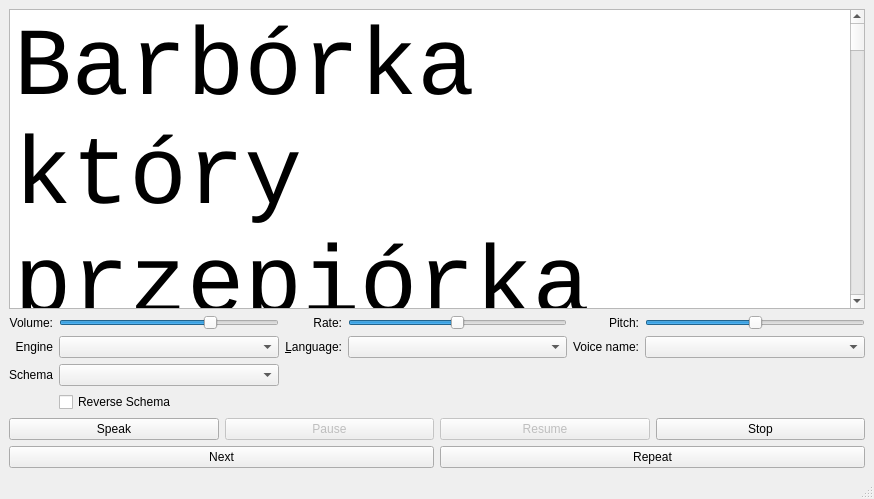
Old version of the form mainwindow.ui in the repository grregd/hello_speak.
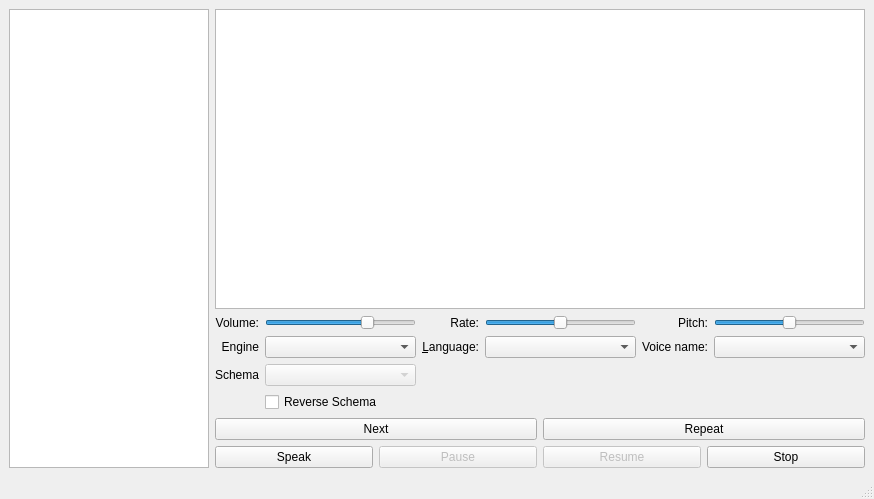
New version of the form.

Patch:
```diff
--- a/mainwindow.ui
+++ b/mainwindow.ui
@@ -16,6 +16,31 @@
   <widget class="QWidget" name="centralwidget">
    <layout class="QVBoxLayout" name="verticalLayout">
     <item>
+     <layout class="QHBoxLayout" name="horizontalLayout_9">
+      <item>
+       <layout class="QHBoxLayout" name="horizontalLayout_10"/>
+      </item>
+      <item>
+       <widget class="QListWidget" name="listWidget">
+        <property name="minimumSize">
+         <size>
+          <width>100</width>
+          <height>0</height>
+         </size>
+        </property>
+        <property name="maximumSize">
+         <size>
+          <width>200</width>
+          <height>16777215</height>
+         </size>
+        </property>
+       </widget>
+      </item>
+      <item>
+       <layout class="QHBoxLayout" name="horizontalLayout_11">
+        <item>
+         <layout class="QVBoxLayout" name="verticalLayout_2">
+          <item>
      <layout class="QHBoxLayout" name="horizontalLayout_3">
       <item>
        <widget class="QPlainTextEdit" name="plainTextEdit">
@@ -33,78 +58,17 @@
         </property>
         <property name="font">
          <font>
-          <family>Courier New</family>
-          <pointsize>72</pointsize>
-          <weight>50</weight>
-          <bold>false</bold>
-         </font>
-        </property>
+                <family>Times New Roman</family>
+                <pointsize>64</pointsize>
+                <weight>75</weight>
+                <bold>true</bold>
+               </font>
+              </property>
+              <property name="readOnly">
+               <bool>true</bool>
+              </property>
         <property name="plainText">
-         <string>Barbórka
-który
-przepiórka
-włócznia
-chór
-mózg
-równy
-włókno
-córka
-ogórek
-rózga
-wójt
-czółno
-oprócz
-wróbel
-dopóki
-płótno
-różny
-wróżba
-góra
-półka
-skóra
-wyściółka
-jaskółka
-póki
-stróż
-źródło
-Józef
-póty
-szczególnie
-żółć
-kłótnia
-późno
-tchórz
-żółtko
-król
-próba
-wiewiórka
-żółty
-królik
-próchno
-wiór
-żółw
-krótki
-próżny
-włóczęga
-włóczka
-miluchny
-staruszek
-tyciuni
-staruszka
-milusi
-serduszko
-malutki
-Jacuś
-dziadulo
-Anusia
-ojczulek
-matula
-leniuch
-babulka
-kostucha
-dziadunio
-dzikus
-</string>
+               <string/>
         </property>
        </widget>
       </item>
@@ -271,7 +235,11 @@
        <widget class="QComboBox" name="voice"/>
       </item>
       <item row="6" column="2">
-       <widget class="QComboBox" name="schemas"/>
+             <widget class="QComboBox" name="schemas">
+              <property name="enabled">
+               <bool>false</bool>
+              </property>
+             </widget>
       </item>
       <item row="1" column="5">
        <widget class="QLabel" name="label_3">
@@ -298,6 +266,24 @@
       </item>
      </layout>
     </item>
+          <item>
+           <layout class="QHBoxLayout" name="horizontalLayout_2">
+            <item>
+             <widget class="QPushButton" name="nextButton">
+              <property name="text">
+               <string>Next</string>
+              </property>
+             </widget>
+            </item>
+            <item>
+             <widget class="QPushButton" name="repeatButton">
+              <property name="text">
+               <string>Repeat</string>
+              </property>
+             </widget>
+            </item>
+           </layout>
+          </item>
     <item>
      <layout class="QHBoxLayout" name="horizontalLayout">
       <item>
@@ -336,21 +322,9 @@
       </item>
      </layout>
     </item>
-    <item>
-     <layout class="QHBoxLayout" name="horizontalLayout_2">
-      <item>
-       <widget class="QPushButton" name="nextButton">
-        <property name="text">
-         <string>Next</string>
-        </property>
-       </widget>
-      </item>
-      <item>
-       <widget class="QPushButton" name="repeatButton">
-        <property name="text">
-         <string>Repeat</string>
-        </property>
-       </widget>
+         </layout>
+        </item>
+       </layout>
       </item>
      </layout>
     </item>
```
Lines whose indentation alone changed are shown as unchanged.
